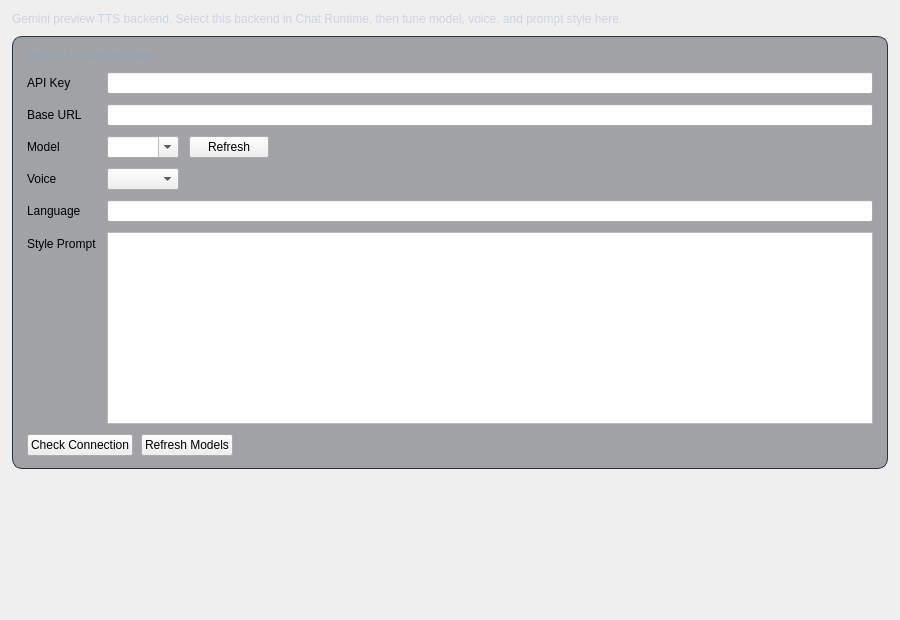
First picture: the form in addons/gemini_tts_preview/ui/gemini_tts_preview.ui, repository Rakile/NeuralCompanion, before the edit.
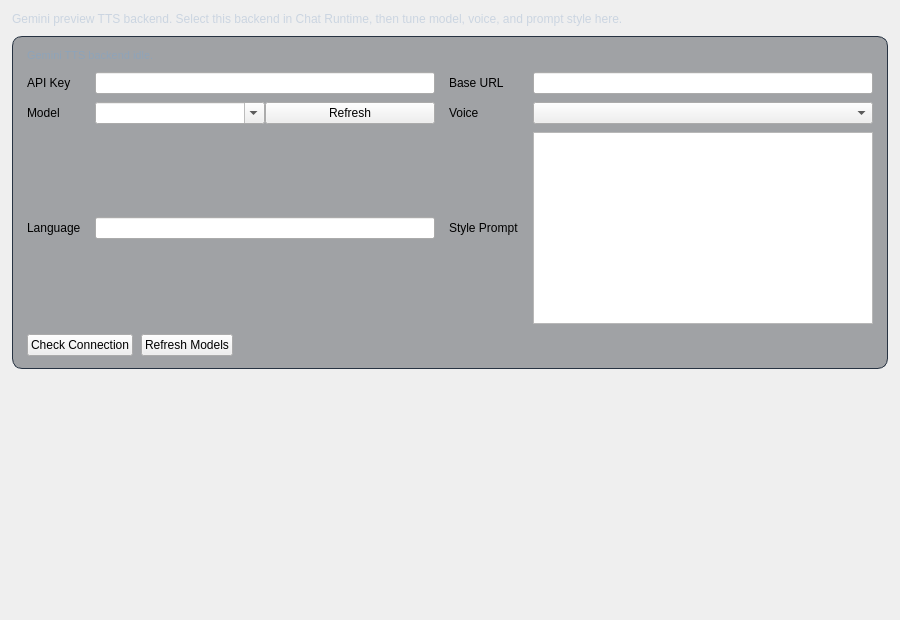
Second picture: the form after the edit.

The edit to the form file:
```diff
--- a/addons/gemini_tts_preview/ui/gemini_tts_preview.ui
+++ b/addons/gemini_tts_preview/ui/gemini_tts_preview.ui
@@ -78,12 +78,12 @@
        </widget>
       </item>
       <item>
-       <layout class="QFormLayout" name="gemini_tts_form">
-        <property name="fieldGrowthPolicy">
-         <enum>QFormLayout::ExpandingFieldsGrow</enum>
+       <layout class="QGridLayout" name="gemini_tts_form">
+        <property name="horizontalSpacing">
+         <number>14</number>
         </property>
-        <property name="labelAlignment">
-         <set>Qt::AlignLeading|Qt::AlignLeft|Qt::AlignVCenter</set>
+        <property name="verticalSpacing">
+         <number>8</number>
         </property>
         <item row="0" column="0">
          <widget class="QLabel" name="gemini_tts_api_key_label">
@@ -95,24 +95,24 @@
         <item row="0" column="1">
          <widget class="QLineEdit" name="gemini_tts_api_key_edit"/>
         </item>
-        <item row="1" column="0">
+        <item row="0" column="2">
          <widget class="QLabel" name="gemini_tts_base_url_label">
           <property name="text">
            <string>Base URL</string>
           </property>
          </widget>
         </item>
-        <item row="1" column="1">
+        <item row="0" column="3">
          <widget class="QLineEdit" name="gemini_tts_base_url_edit"/>
         </item>
-        <item row="2" column="0">
+        <item row="1" column="0">
          <widget class="QLabel" name="gemini_tts_model_label">
           <property name="text">
            <string>Model</string>
           </property>
          </widget>
         </item>
-        <item row="2" column="1">
+        <item row="1" column="1">
          <layout class="QHBoxLayout" name="gemini_tts_model_row">
           <item>
            <widget class="QComboBox" name="gemini_tts_model_combo">
@@ -130,34 +130,34 @@
           </item>
          </layout>
         </item>
-        <item row="3" column="0">
+        <item row="1" column="2">
          <widget class="QLabel" name="gemini_tts_voice_label">
           <property name="text">
            <string>Voice</string>
           </property>
          </widget>
         </item>
-        <item row="3" column="1">
+        <item row="1" column="3">
          <widget class="QComboBox" name="gemini_tts_voice_combo"/>
         </item>
-        <item row="4" column="0">
+        <item row="2" column="0">
          <widget class="QLabel" name="gemini_tts_language_label">
           <property name="text">
            <string>Language</string>
           </property>
          </widget>
         </item>
-        <item row="4" column="1">
+        <item row="2" column="1">
          <widget class="QLineEdit" name="gemini_tts_language_code_edit"/>
         </item>
-        <item row="5" column="0">
+        <item row="2" column="2">
          <widget class="QLabel" name="gemini_tts_style_prompt_label">
           <property name="text">
            <string>Style Prompt</string>
           </property>
          </widget>
         </item>
-        <item row="5" column="1">
+        <item row="2" column="3">
          <widget class="QPlainTextEdit" name="gemini_tts_style_prompt_edit">
           <property name="minimumHeight">
            <number>100</number>
```
